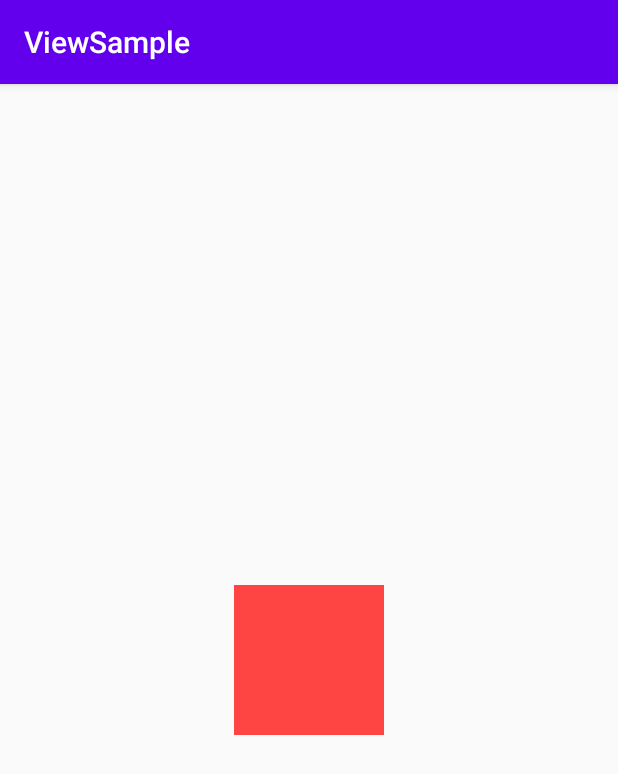
After one commit to ice-coffee/ViewSample, an Android app: the ViewDragActivity screen opened directly, with no data from a screen before it, on a phone screen of 412 x 824 dp. The commit adds this screen. Shown: the top 774 px of the screen. Run offline under Robolectric (Android 15) with nearby library versions, the phone set to English and light mode, and no system bars.

Commit message:
1. ViewDragHelper

```diff
--- a/app/src/main/AndroidManifest.xml
+++ b/app/src/main/AndroidManifest.xml
@@ -24,6 +24,8 @@
 
         <activity android:name=".WidgetActivity" />
         <activity android:name=".view_switcher.ViewSwitcherActivity" />
+
+        <activity android:name=".ViewDragActivity" />
     </application>
 
 </manifest>
--- a/app/src/main/java/com/sample/view/MainActivity.kt
+++ b/app/src/main/java/com/sample/view/MainActivity.kt
@@ -23,6 +23,10 @@ class MainActivity : AppCompatActivity() {
         startActivity(Intent(this, WidgetActivity::class.java))
     }
 
+    fun jumpHelper(view: View) {
+        startActivity(Intent(this, ViewDragActivity::class.java))
+    }
+
     fun jumpRoundView(view: View) {
         startActivity(Intent(this, RoundViewActivity::class.java))
     }
--- /dev/null
+++ b/app/src/main/java/com/sample/view/ViewDragActivity.kt
@@ -0,0 +1,18 @@
+package com.sample.view
+
+import android.os.Bundle
+import androidx.appcompat.app.AppCompatActivity
+
+/**
+ * date: 2020/9/27
+ * author: ice_coffee
+ * remark:
+ */
+class ViewDragActivity: AppCompatActivity() {
+
+    override fun onCreate(savedInstanceState: Bundle?) {
+        super.onCreate(savedInstanceState)
+        setContentView(R.layout.activity_view_drag)
+
+    }
+}
--- a/app/src/main/res/layout/activity_main.xml
+++ b/app/src/main/res/layout/activity_main.xml
@@ -15,6 +15,11 @@
             style="@style/common_main_botton"
             android:onClick="jumpWidget"
             android:text="Widget"/>
+
+        <Button
+            style="@style/common_main_botton"
+            android:onClick="jumpHelper"
+            android:text="Helper"/>
 
         <Button
             style="@style/common_main_botton"
--- /dev/null
+++ b/app/src/main/res/layout/activity_view_drag.xml
@@ -0,0 +1,14 @@
+<?xml version="1.0" encoding="utf-8"?>
+<com.sample.view.DragLayout
+    xmlns:android="http://schemas.android.com/apk/res/android"
+    android:layout_width="match_parent"
+    android:layout_height="match_parent">
+
+    <View
+        android:id="@+id/dragView"
+        android:layout_width="100dp"
+        android:layout_height="100dp"
+        android:layout_centerInParent="true"
+        android:background="@android:color/holo_red_light"/>
+
+</com.sample.view.DragLayout>
```
Also changed, not shown: app/src/main/java/com/sample/view/DragLayout.kt (added, +76 -0 lines).
